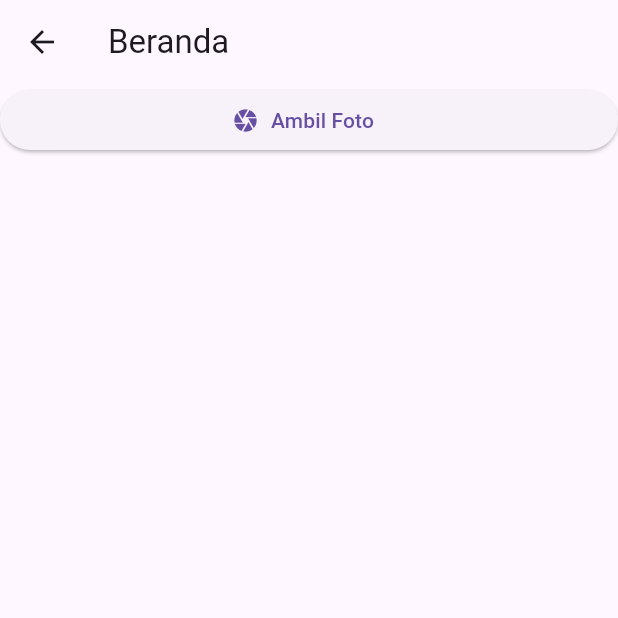
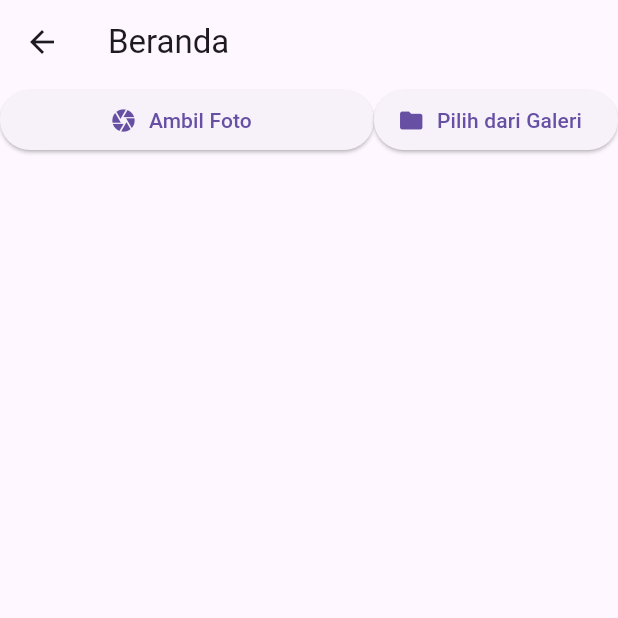
Before and after one commit to nauvalachid/CameraFile_0117, a Flutter app: the HomePage screen opened directly, on a phone screen of 412 x 824 dp, the top half of it. Run offline on Flutter 3.47's test engine with Material 3 defaults, Android fonts, the light colour scheme and no system bars; our stand-ins replace bloc, camera, flutter_bloc, image_picker, permission_handler.

Commit message:
Menambahkan tombol untuk memilih gambar dari galeri di halaman utama

```diff
--- a/lib/home_page.dart
+++ b/lib/home_page.dart
@@ -44,6 +44,13 @@ class HomePage extends StatelessWidget {
                         },
                       ),
                     ),
+                     ElevatedButton.icon(
+                      icon: const Icon(Icons.folder),
+                      label: const Text('Pilih dari Galeri'),
+                      onPressed: () => context
+                          .read<CameraBloc>()
+                          .add(PickImageFromGallery()),
+                    ),
                   ]
                 )
               ]
```
